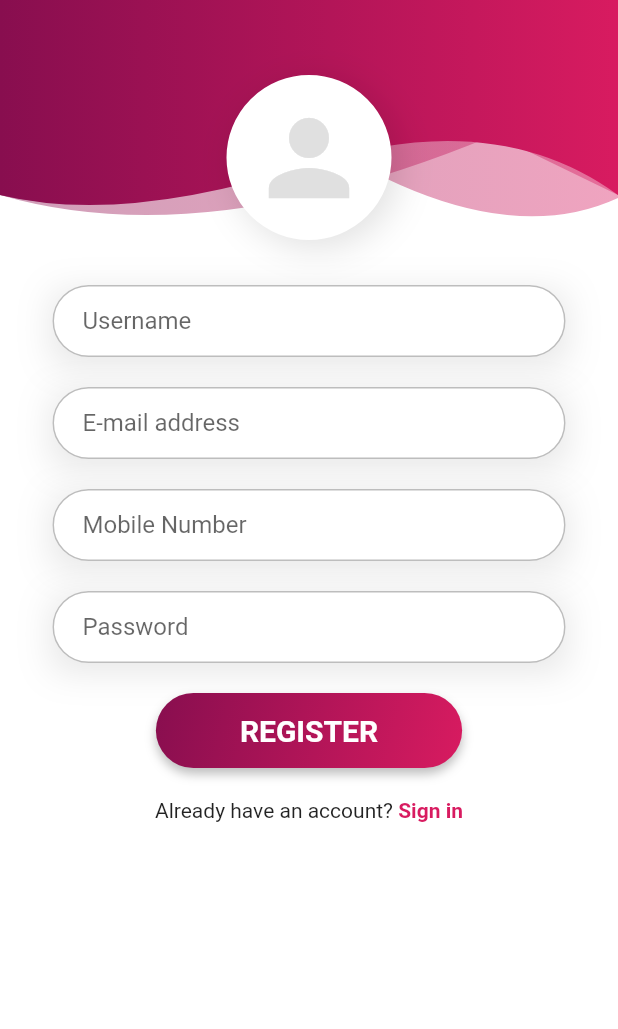
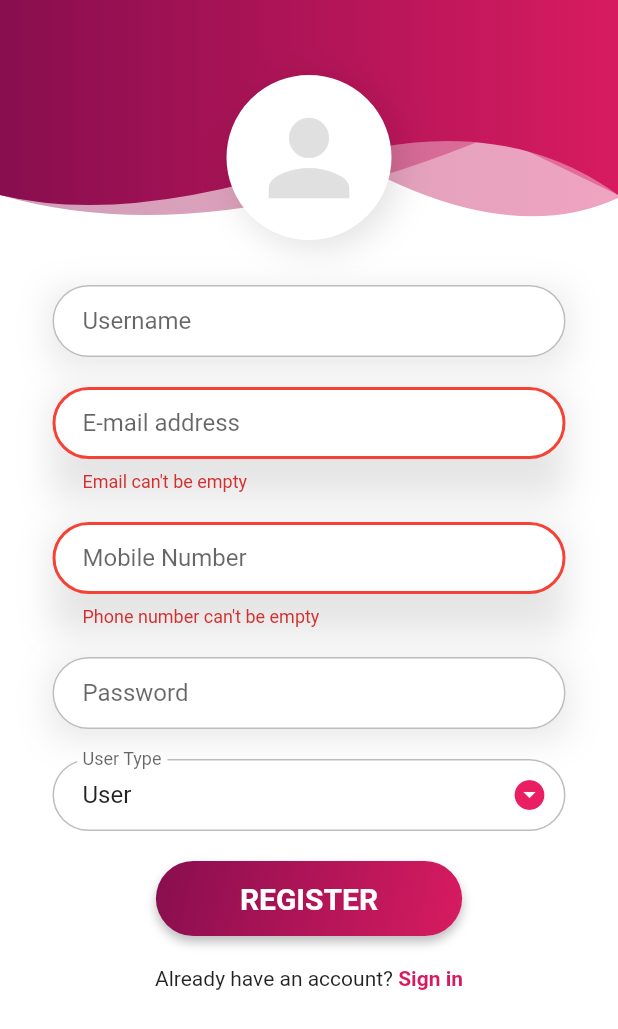
Before and after one commit to Ramadhansyukri/fyp_2, a Flutter app: the UserReg screen opened directly with empty values, after a tap on "REGISTER", on a phone screen of 412 x 824 dp. Shown: the top 1029 px of the screen. Run offline on Flutter 3.47's test engine with Material 2 defaults, Android fonts, the phone set to English and light mode, and no system bars; our stand-ins replace cloud_firestore, email_validator, firebase_auth, firebase_core, flutter_spinkit; accounts and stored records are empty.

Commit message:
Improved code

```diff
--- a/lib/models/user_models.dart
+++ b/lib/models/user_models.dart
@@ -1,13 +1,9 @@
-
-
 class Users {
 
   final String uid;
 
-
   Users({
     required this.uid,
-
   });
 
 }
--- a/lib/screens/user_profile_screen.dart
+++ b/lib/screens/user_profile_screen.dart
@@ -1,5 +1,6 @@
 import 'package:flutter/material.dart';
 import 'package:fyp_2/screens/user_home_screen.dart';
+import 'package:fyp_2/screens/wrapper.dart';
 
 import '../services/auth.dart';
 import '../widgets/header_widget.dart';
@@ -82,6 +83,7 @@ class _UserProfileState extends State<UserProfile> {
                 title: Text('Logout',style: TextStyle(fontSize: _drawerFontSize,color: Theme.of(context).colorScheme.secondary),),
                 onTap: () async {
                   await _auth.SignOut();
+                  Navigator.push( context, MaterialPageRoute(builder: (context) => const Wrapper()), );
                 },
               ),
             ],
--- a/lib/screens/user_register.dart
+++ b/lib/screens/user_register.dart
@@ -5,6 +5,7 @@ import 'package:fyp_2/shared/theme_helper.dart';
 import 'package:fyp_2/shared/loading.dart';
 
 import '../widgets/header_widget.dart';
+import 'package:email_validator/email_validator.dart';
 
 
 class UserReg extends StatefulWidget {
@@ -24,8 +25,13 @@ class _UserRegState extends State<UserReg> {
   final _formKey = GlobalKey<FormState>();
   bool loading = false;
 
+  final _usertypelist = ["User", "Restaurant", "Rider"];
+  String? _usertype = "User";
+
   var email = '';
   var password = '';
+  var username = '';
+  var phoneNo = '';
   String error = '';
 
   @override
@@ -35,9 +41,9 @@ class _UserRegState extends State<UserReg> {
       body: SingleChildScrollView(
         child: Stack(
           children: [
-            Container(
+            const SizedBox(
               height: 150,
-              child: const HeaderWidget(150, false, Icons.person_add_alt_1_rounded),
+              child: HeaderWidget(150, false, Icons.person_add_alt_1_rounded),
             ),
             Container(
               margin: const EdgeInsets.fromLTRB(25, 50, 25, 10),
@@ -49,8 +55,7 @@ class _UserRegState extends State<UserReg> {
                     key: _formKey,
                     child: Column(
                       children: [
-                        Container(
-                          child: Stack(
+                        Stack(
                           children: [
                             Container(
                               padding: const EdgeInsets.all(10),
@@ -74,22 +79,28 @@ class _UserRegState extends State<UserReg> {
                               ),
                             ),
                           ],
-                          ),
-                        ),
+                        ),//person icon
                         const SizedBox(height: 30,),
                         Container(
+                          decoration: ThemeHelper().inputBoxDecorationShadow(),
                           child: TextFormField(
                             decoration: ThemeHelper().textInputDecoration('Username', 'Enter your username'),
+                              onChanged: (val) {
+                                setState(() => username = val);
+                              }
                           ),
-                          decoration: ThemeHelper().inputBoxDecorationShadow(),
-                        ),
+                        ),//username
                         const SizedBox(height: 20.0),
                         Container(
+                          decoration: ThemeHelper().inputBoxDecorationShadow(),
                           child: TextFormField(
                               decoration: ThemeHelper().textInputDecoration("E-mail address", "Enter your email"),
                               keyboardType: TextInputType.emailAddress,
                               validator: (val) {
-                                if(!(val!.isEmpty) && !RegExp(r"^[a-zA-Z\d.!#$%&'*+/=?^_`{|}~-]+@[a-zA-Z\d](?:[a-zA-Z\d-]{0,253}[a-zA-Z\d])?(?:\.[a-zA-Z\d](?:[a-zA-Z\d-]{0,253}[a-zA-Z\d])?)*$").hasMatch(val)){
+                                if(val!.isEmpty){
+                                  return "Email can't be empty";
+                                }
+                                else if(!EmailValidator.validate(val)){
                                   return "Enter a valid email address";
                                 }
                                 return null;
@@ -98,26 +109,32 @@ class _UserRegState extends State<UserReg> {
                                 setState(() => email = val);
                               }
                           ),
-                          decoration: ThemeHelper().inputBoxDecorationShadow(),
-                        ),
+                        ),//email address
                         const SizedBox(height: 20.0),
                         Container(
+                          decoration: ThemeHelper().inputBoxDecorationShadow(),
                           child: TextFormField(
                             decoration: ThemeHelper().textInputDecoration(
                                 "Mobile Number",
                                 "Enter your mobile number"),
                             keyboardType: TextInputType.phone,
                             validator: (val) {
-                              if(!(val!.isEmpty) && !RegExp(r"^(\d+)*$").hasMatch(val)){
+                              if(val!.isEmpty){
+                                return "Phone number can't be empty";
+                              }
+                              else if(!RegExp(r"^\s*(?:\+?(\d{1,3}))?[-. (]*(\d{3})[-. )]*(\d{3})[-. ]*(\d{4})(?: *x(\d+))?\s*$").hasMatch(val)){
                                 return "Enter a valid phone number";
                               }
                               return null;
                             },
+                              onChanged: (val) {
+                                setState(() => phoneNo = val);
+                              }
                           ),
-                          decoration: ThemeHelper().inputBoxDecorationShadow(),
-                        ),
+                        ),//mobile number
                         const SizedBox(height: 20.0),
                         Container(
+                          decoration: ThemeHelper().inputBoxDecorationShadow(),
                           child: TextFormField(
                               obscureText: true,
                               decoration: ThemeHelper().textInputDecoration(
@@ -132,8 +149,27 @@ class _UserRegState extends State<UserReg> {
                                 setState(() => password = val);
                               }
                           ),
-                          decoration: ThemeHelper().inputBoxDecorationShadow(),
+                        ),//password
+                        const SizedBox(height: 20.0),
+                        DropdownButtonFormField(
+                          value: _usertype,
+                          items: _usertypelist.map(
+                                  (e) => DropdownMenuItem(value: e,child: Text(e),)
+                          ).toList(),
+                          onChanged: (val){
+                            setState(() {
+                              _usertype = val as String;
+                            });
+                          },
+                          icon: const Icon(
+                            Icons.arrow_drop_down_circle,
+                            color: Colors.pink
                           ),
+                          dropdownColor: Colors.pink.shade50,
+                          decoration: ThemeHelper().textInputDecoration(
+                              "User Type",
+                              ""),
+                        ),//User type
                         const SizedBox(height: 20.0),
                         Container(
                           decoration: ThemeHelper().buttonBoxDecoration(context),
@@ -153,9 +189,8 @@ class _UserRegState extends State<UserReg> {
                             onPressed: () async {
                               if (_formKey.currentState!.validate()){
                                 setState(() => loading = true);
-                                dynamic result = await _auth.registerWithEmailAndPassword(email, password);
+                                dynamic result = await _auth.registerWithEmailAndPassword(email, password, username, phoneNo, _usertype!);
                                 if(result == null){
-                                  setState(() => error = 'Please supply valid info');
                                   setState(() {
                                     error = 'Please supply valid info';
                                     loading = false;
@@ -164,7 +199,7 @@ class _UserRegState extends State<UserReg> {
                               }
                             },
                           ),
-                        ),
+                        ),//Register button
                         Container(
                           margin: const EdgeInsets.fromLTRB(10,20,10,20),
                           child: Text.rich(
@@ -180,7 +215,7 @@ class _UserRegState extends State<UserReg> {
                                   ]
                               )
                           ),
-                        ),
+                        ),//Sign In button
                       ],
                     ),
                   ),
--- a/lib/services/auth.dart
+++ b/lib/services/auth.dart
@@ -1,5 +1,6 @@
 import 'package:firebase_auth/firebase_auth.dart';
 import 'package:fyp_2/models/user_models.dart';
+import 'package:fyp_2/services/database.dart';
 
 class AuthService{
 
@@ -35,11 +36,14 @@ class AuthService{
     }
   }
 
-  Future registerWithEmailAndPassword(String email, String password) async {
+  Future registerWithEmailAndPassword(String email, String password, String username, String phoneNo, String usertype) async {
     try{
       UserCredential result = await _auth.createUserWithEmailAndPassword(email: email, password: password);
       User? user = result.user;
-      return _userFromFirebaseUser(user!);
+
+      await DatabaseService(uid: user!.uid).setuserdata(username, email, phoneNo, usertype);
+
+      return _userFromFirebaseUser(user);
     }catch(e){
       return null;
     }
@@ -57,9 +61,17 @@ class AuthService{
     try{
       await FirebaseAuth.instance
           .sendPasswordResetEmail(email: email);
-    } on FirebaseAuthException catch (e){
-      print(e);
+    } on FirebaseAuthException catch(e){
+      return e;
     }
+  }
 
+  Future sendVerificationEmail() async{
+    try{
+      final user = FirebaseAuth.instance.currentUser!;
+      await user.sendEmailVerification();
+    } on FirebaseAuthException catch(e){
+      return e;
+    }
   }
 }
--- /dev/null
+++ b/lib/services/database.dart
@@ -0,0 +1,18 @@
+import 'package:cloud_firestore/cloud_firestore.dart';
+
+class DatabaseService{
+
+  final String uid;
+  DatabaseService({ required this.uid});
+
+  final CollectionReference userdata = FirebaseFirestore.instance.collection('users');
+
+  Future setuserdata(String username, String email, String phoneNo, String usertype) async {
+    return await userdata.doc(uid).set({
+      'username': username,
+      'email': email,
+      'phone number': phoneNo,
+      'user type': usertype,
+    });
+  }
+}
--- a/lib/shared/theme_helper.dart
+++ b/lib/shared/theme_helper.dart
@@ -89,7 +89,3 @@ class ThemeHelper{
   }
 
 }
-
-class LoginFormStyle{
-
-}
--- a/pubspec.yaml
+++ b/pubspec.yaml
@@ -36,6 +36,8 @@ dependencies:
   cloud_firestore: ^3.1.6
   provider: ^6.0.5
   flutter_spinkit: ^5.2.0
+  email_validator: ^2.1.17
+  phone_number: ^1.0.0
 
   # The following adds the Cupertino Icons font to your application.
   # Use with the CupertinoIcons class for iOS style icons.
```
Also changed, not shown: lib/screens/forgot_password_screen.dart (+14 -13 lines), lib/screens/user_home_screen.dart (+12 -11 lines), lib/screens/user_sign_in.dart (+30 -21 lines), lib/screens/verify_email_screen.dart (added, +151 -0 lines), lib/models/temp.dart (added), pubspec.lock. Lines whose indentation alone changed are shown as unchanged.
